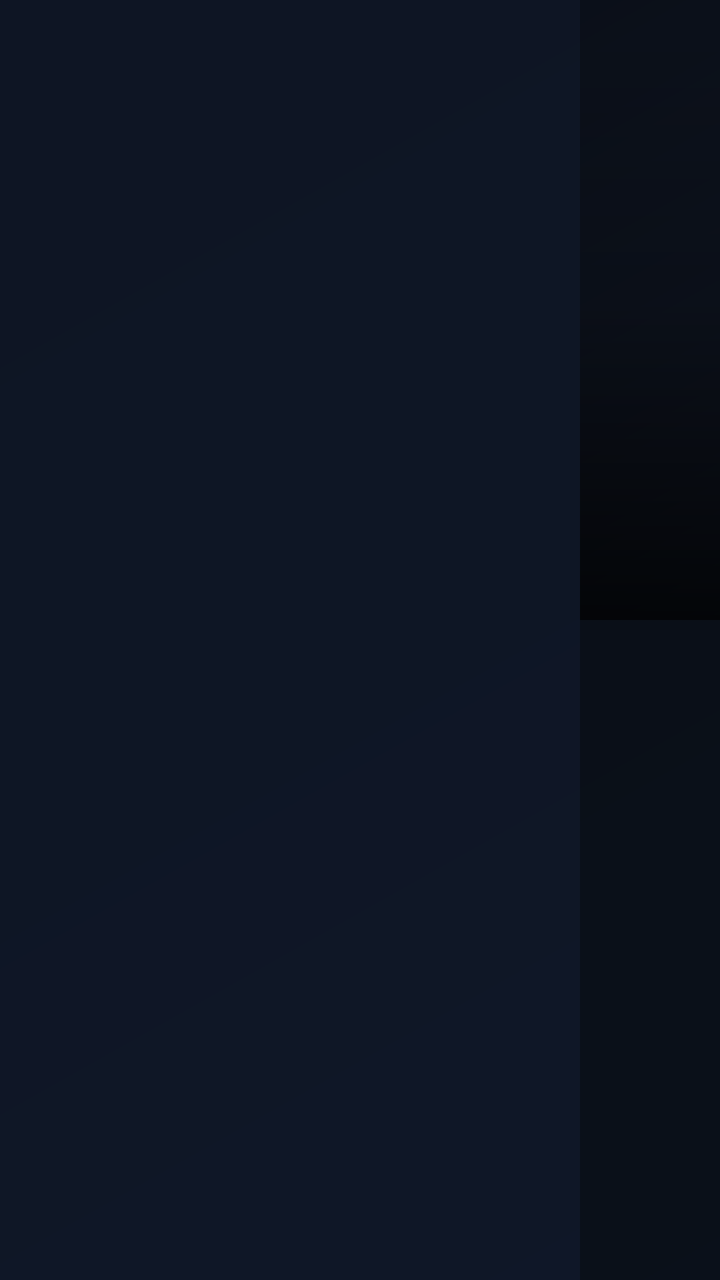
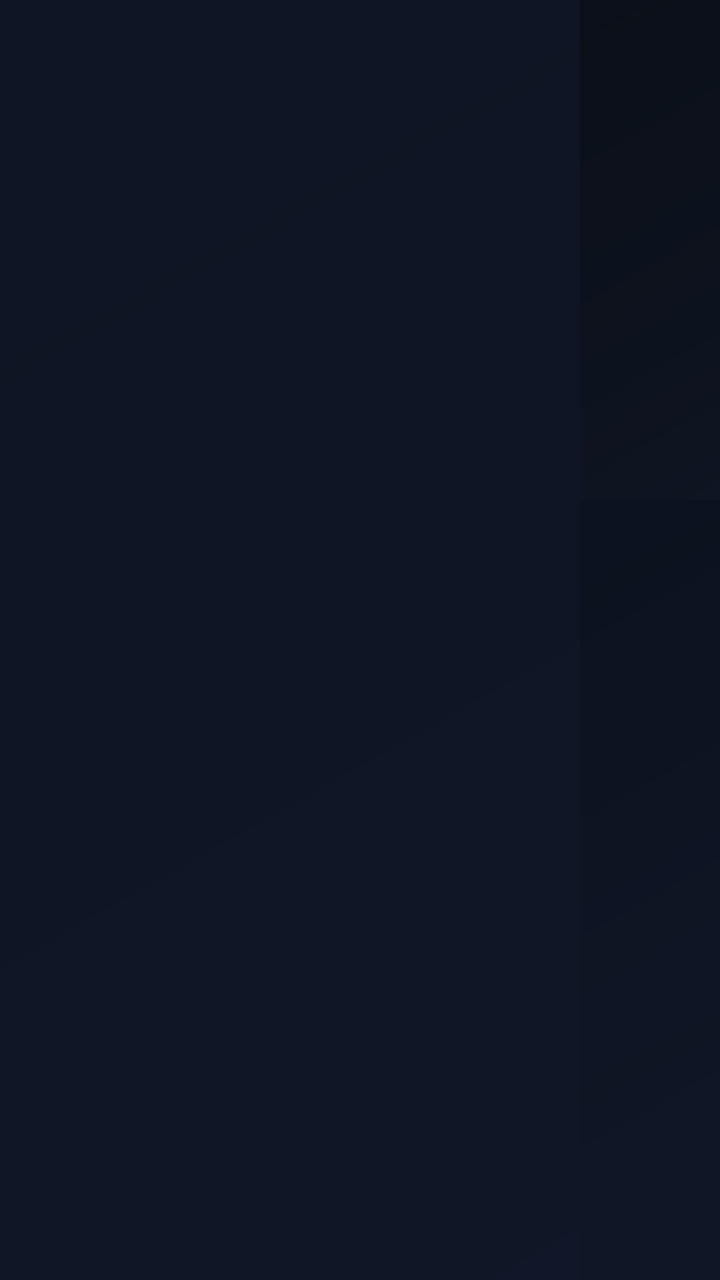

Before-and-after screenshots of an Android layout around one commit, followed by the original layout XML and the change that was made.
<!-- AndroidManifest.xml: application theme Theme.NonoApp -->
<!-- res/layout/fragment_live.xml -->
<?xml version="1.0" encoding="utf-8"?>
<LinearLayout xmlns:android="http://schemas.android.com/apk/res/android"
    android:layout_width="match_parent"
    android:layout_height="match_parent"
    android:orientation="horizontal">

    
    <androidx.recyclerview.widget.RecyclerView
        android:id="@+id/live_categories"
        android:layout_width="290dp"
        android:layout_height="match_parent"
        android:background="@color/pane_mid"
        android:paddingHorizontal="10dp"
        android:paddingVertical="16dp"
        android:clipToPadding="false" />

    
    <LinearLayout
        android:layout_width="0dp"
        android:layout_height="match_parent"
        android:layout_weight="1"
        android:orientation="vertical">

        <LinearLayout
            android:layout_width="match_parent"
            android:layout_height="0dp"
            android:layout_weight="1"
            android:orientation="vertical"
            android:gravity="bottom"
            android:paddingHorizontal="20dp"
            android:paddingBottom="12dp"
            android:background="@drawable/preview_scrim">

            <TextView
                android:id="@+id/tv_program_title"
                android:layout_width="wrap_content"
                android:layout_height="wrap_content"
                android:textColor="@color/text_primary"
                android:textSize="18sp"
                android:textStyle="bold"
                android:maxLines="1"
                android:ellipsize="end" />

            <TextView
                android:id="@+id/tv_program_time"
                android:layout_width="wrap_content"
                android:layout_height="wrap_content"
                android:textColor="@color/text_secondary"
                android:textSize="13sp" />
        </LinearLayout>

        <androidx.recyclerview.widget.RecyclerView
            android:id="@+id/live_channels"
            android:layout_width="match_parent"
            android:layout_height="330dp"
            android:background="#F00A0F18"
            android:paddingHorizontal="12dp"
            android:paddingVertical="10dp"
            android:clipToPadding="false" />
    </LinearLayout>
</LinearLayout>
<!-- resources referenced by this layout -->
<resources>
  <color name="pane_mid">#E60F1726</color>
  <color name="text_primary">#FFFFFF</color>
  <color name="text_secondary">#9AA7BD</color>
  <!-- drawable preview_scrim (drawable) -->
  <?xml version="1.0" encoding="utf-8"?>
  <shape xmlns:android="http://schemas.android.com/apk/res/android" android:shape="rectangle">
      <gradient android:angle="90" android:startColor="#CC000000" android:centerColor="#33000000" android:endColor="#00000000"/>
  </shape>
  <style name="Theme.NonoApp" parent="Theme.Leanback">
          <item name="android:windowBackground">@drawable/bg_gradient</item>
          <item name="android:colorBackground">@color/bg</item>
      </style>
  <!-- drawable bg_gradient (drawable) -->
  <?xml version="1.0" encoding="utf-8"?>
  <shape xmlns:android="http://schemas.android.com/apk/res/android" android:shape="rectangle">
      <gradient
          android:type="linear"
          android:angle="135"
          android:startColor="@color/bg_grad_start"
          android:centerColor="@color/bg"
          android:endColor="@color/bg_grad_end" />
  </shape>
  <color name="bg">#0E1420</color>
  <color name="bg_grad_start">#18253D</color>
  <color name="bg_grad_end">#080C14</color>
</resources>

<!-- the commit's change to res/layout/fragment_live.xml (unified diff, before → after) -->
@@ -21,39 +21,46 @@
         android:layout_weight="1"
         android:orientation="vertical">
 
-        <LinearLayout
+        
+        <FrameLayout
             android:layout_width="match_parent"
-            android:layout_height="0dp"
-            android:layout_weight="1"
-            android:orientation="vertical"
-            android:gravity="bottom"
-            android:paddingHorizontal="20dp"
-            android:paddingBottom="12dp"
-            android:background="@drawable/preview_scrim">
+            android:layout_height="250dp">
 
-            <TextView
-                android:id="@+id/tv_program_title"
-                android:layout_width="wrap_content"
+            <LinearLayout
+                android:layout_width="match_parent"
                 android:layout_height="wrap_content"
-                android:textColor="@color/text_primary"
-                android:textSize="18sp"
-                android:textStyle="bold"
-                android:maxLines="1"
-                android:ellipsize="end" />
+                android:layout_gravity="bottom"
+                android:orientation="vertical"
+                android:paddingHorizontal="20dp"
+                android:paddingBottom="10dp"
+                android:paddingEnd="432dp">
 
-            <TextView
-                android:id="@+id/tv_program_time"
-                android:layout_width="wrap_content"
-                android:layout_height="wrap_content"
-                android:textColor="@color/text_secondary"
-                android:textSize="13sp" />
-        </LinearLayout>
+                <TextView
+                    android:id="@+id/tv_program_title"
+                    android:layout_width="wrap_content"
+                    android:layout_height="wrap_content"
+                    android:textColor="@color/text_primary"
+                    android:textSize="17sp"
+                    android:textStyle="bold"
+                    android:maxLines="2"
+                    android:ellipsize="end" />
+
+                <TextView
+                    android:id="@+id/tv_program_time"
+                    android:layout_width="wrap_content"
+                    android:layout_height="wrap_content"
+                    android:layout_marginTop="2dp"
+                    android:textColor="@color/text_secondary"
+                    android:textSize="13sp" />
+            </LinearLayout>
+        </FrameLayout>
 
         <androidx.recyclerview.widget.RecyclerView
             android:id="@+id/live_channels"
             android:layout_width="match_parent"
-            android:layout_height="330dp"
-            android:background="#F00A0F18"
+            android:layout_height="0dp"
+            android:layout_weight="1"
+            android:background="@color/pane_content"
             android:paddingHorizontal="12dp"
             android:paddingVertical="10dp"
             android:clipToPadding="false" />
<!-- resource entries referenced after the edit -->
@@ -1,13 +1,9 @@
 <!-- resources referenced by this layout -->
 <resources>
+  <color name="pane_content">#B30C121E</color>
   <color name="pane_mid">#E60F1726</color>
   <color name="text_primary">#FFFFFF</color>
   <color name="text_secondary">#9AA7BD</color>
-  <!-- drawable preview_scrim (drawable) -->
-  <?xml version="1.0" encoding="utf-8"?>
-  <shape xmlns:android="http://schemas.android.com/apk/res/android" android:shape="rectangle">
-      <gradient android:angle="90" android:startColor="#CC000000" android:centerColor="#33000000" android:endColor="#00000000"/>
-  </shape>
   <style name="Theme.NonoApp" parent="Theme.Leanback">
           <item name="android:windowBackground">@drawable/bg_gradient</item>
           <item name="android:colorBackground">@color/bg</item>
